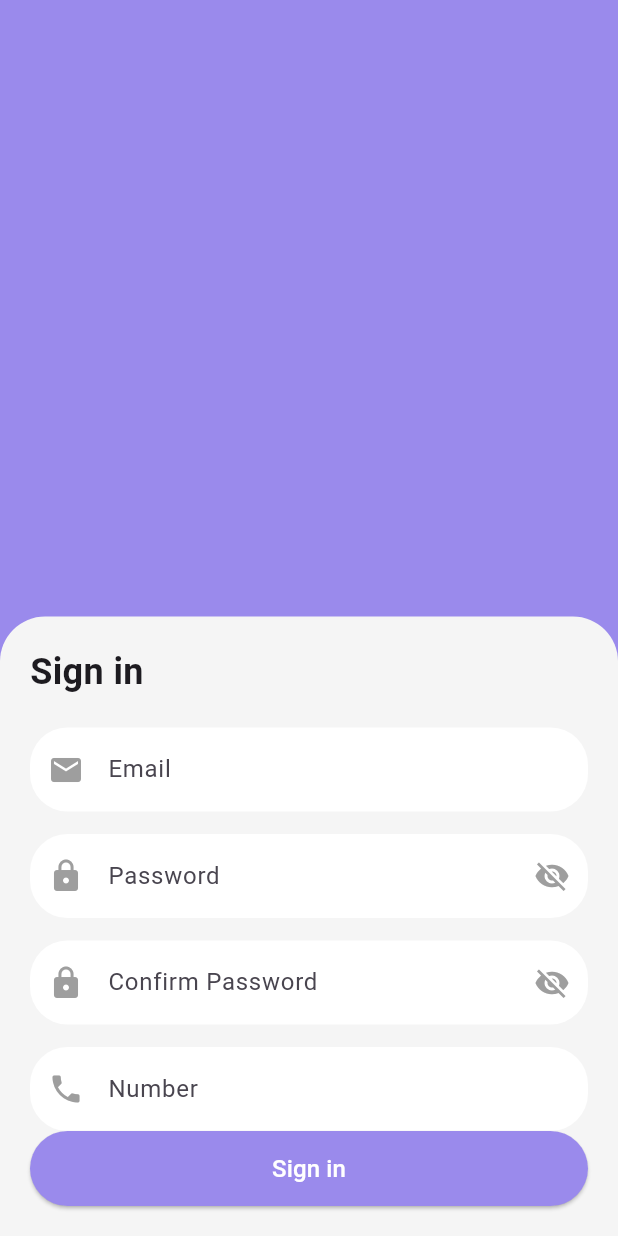
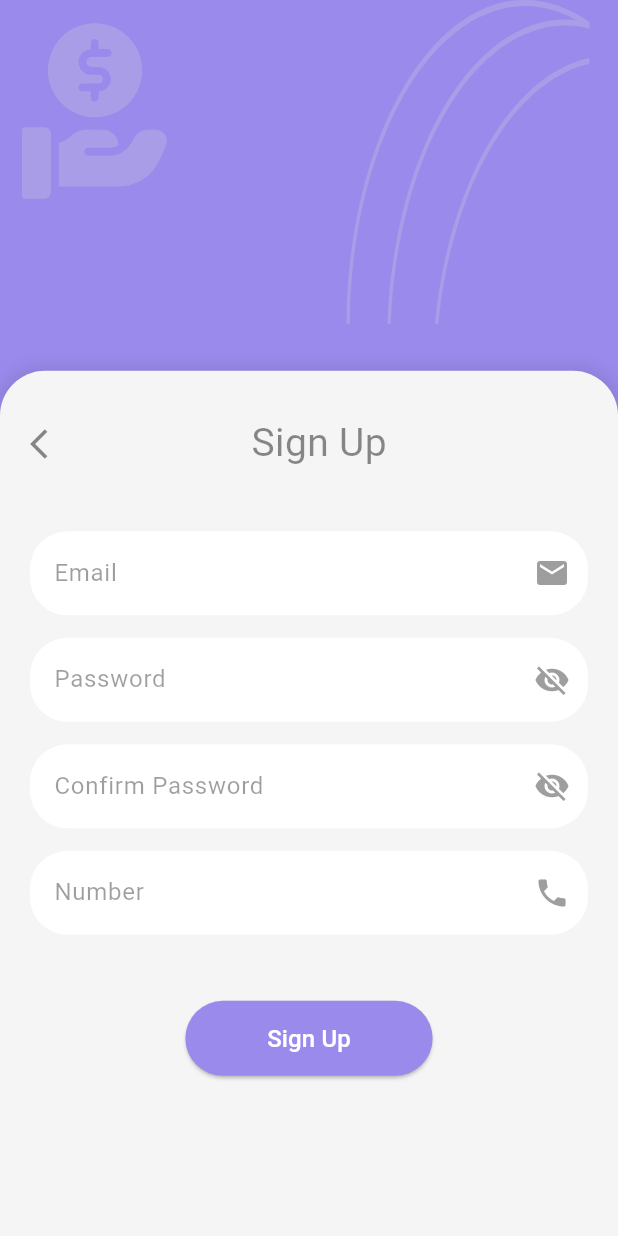
Before and after one commit to ali-cr7/salvest-app, a Flutter app: the screen it shows after launch, after a tap on an icon or button, on a phone screen of 412 x 824 dp. Run offline on Flutter 3.47's test engine with Material 3 defaults, Android fonts, the phone set to English and light mode, and no system bars; our stand-ins replace carousel_slider, flutter_svg, flutter_zoom_drawer, go_router, google_fonts.

Commit message:
authentication screens

```diff
--- a/lib/presentation/auth/login_view.dart
+++ b/lib/presentation/auth/login_view.dart
@@ -29,9 +29,7 @@ class LoginView extends StatelessWidget {
             bottom: 0,
             child: SizedBox(
               width: MediaQuery.of(context).size.width,
-              height:
-                  MediaQuery.of(context).size.height *
-                  0.55, // 50% of screen height
+              height: MediaQuery.of(context).size.height * 0.55,
               child: Container(
                 padding: const EdgeInsets.symmetric(
                   horizontal: 20,
@@ -64,8 +62,8 @@ class LoginView extends StatelessWidget {
                     /// Password Input
                     const CustomTextField(
                       hintText: "Password",
-                      icon: Icons.lock_outline,
-                      isPassword: true,
+                      icon: Icons.visibility_off,
+                      //  isPassword: true,
                     ),
 
                     /// Forget Password
--- a/lib/presentation/auth/signup_view.dart
+++ b/lib/presentation/auth/signup_view.dart
@@ -1,7 +1,10 @@
 import 'package:flutter/material.dart';
+import 'package:flutter_svg/svg.dart';
+import 'package:go_router/go_router.dart';
 import 'package:salvest_app/presentation/auth/widgets/custom_button.dart';
 import 'package:salvest_app/presentation/auth/widgets/custom_textfield.dart';
 import 'package:salvest_app/utility/app_colors.dart';
+import 'package:salvest_app/utility/router.dart';
 
 class SignUpView extends StatelessWidget {
   const SignUpView({super.key});
@@ -10,40 +13,101 @@ class SignUpView extends StatelessWidget {
   Widget build(BuildContext context) {
     return Scaffold(
       backgroundColor: AppColors.lightPurple,
-      body: SafeArea(
-        child: Column(
+      body: Stack(
         children: [
-            const Spacer(),
-            Container(
-              padding: const EdgeInsets.all(20),
+          Positioned(
+            top: 0,
+            child: SvgPicture.asset(
+              'assets/images/login_background.svg', // Ensure correct path
+              fit: BoxFit.contain,
+            ),
+          ),
+
+          Positioned(
+            bottom: 0,
+            child: SizedBox(
+              width: MediaQuery.of(context).size.width,
+              height: MediaQuery.of(context).size.height * 0.7,
+              child: Container(
+                padding: const EdgeInsets.symmetric(
+                  horizontal: 20,
+                  vertical: 30,
+                ),
                 decoration: BoxDecoration(
                   color: AppColors.background,
                   borderRadius: const BorderRadius.only(
                     topLeft: Radius.circular(30),
                     topRight: Radius.circular(30),
                   ),
+                  boxShadow: [
+                    BoxShadow(
+                      color: Colors.black.withOpacity(0.1),
+                      blurRadius: 10,
+                      spreadRadius: 2,
+                    ),
+                  ],
                 ),
                 child: Column(
                   crossAxisAlignment: CrossAxisAlignment.start,
                   children: [
-                  const Text("Sign in", style: TextStyle(fontSize: 24, fontWeight: FontWeight.bold)),
-                  const SizedBox(height: 20),
+                    Row(
+                      crossAxisAlignment: CrossAxisAlignment.center,
+                      children: [
+                        InkWell(
+                          onTap: () {
+                            GoRouter.of(context).push('/');
+                          },
+                          child: Icon(
+                            Icons.arrow_back_ios,
+                            color: AppColors.black46,
+                          ),
+                        ),
+                        SizedBox(
+                          width: MediaQuery.of(context).size.width * 0.3,
+                        ),
+
+                        const Text(
+                          "Sign Up",
+
+                          style: TextStyle(
+                            color: AppColors.black46,
+                            fontSize: 26,
+                            fontWeight: FontWeight.normal,
+                          ),
+                        ),
+                      ],
+                    ),
+                    const SizedBox(height: 40),
                     const CustomTextField(hintText: "Email", icon: Icons.email),
                     const SizedBox(height: 15),
-                  const CustomTextField(hintText: "Password", icon: Icons.lock, isPassword: true),
+                    const CustomTextField(
+                      hintText: "Password",
+                      icon: Icons.lock,
+                      isPassword: true,
+                    ),
                     const SizedBox(height: 15),
-                  const CustomTextField(hintText: "Confirm Password", icon: Icons.lock, isPassword: true),
+                    const CustomTextField(
+                      hintText: "Confirm Password",
+                      icon: Icons.lock,
+                      isPassword: true,
+                    ),
                     const SizedBox(height: 15),
-                  const CustomTextField(hintText: "Number", icon: Icons.phone),
+                    const CustomTextField(
+                      hintText: "Number",
+                      icon: Icons.phone,
+                    ),
+                    const SizedBox(height: 44),
                     CustomButton(
-                    text: "Sign in",
+                      text: "Sign Up",
                       onPressed: () {}, // Implement sign-up logic
                     ),
                   ],
                 ),
               ),
+            ),
+          ),
+
         ],
-        ),
       ),
     );
   }
--- a/lib/presentation/auth/widgets/custom_button.dart
+++ b/lib/presentation/auth/widgets/custom_button.dart
@@ -5,16 +5,13 @@ class CustomButton extends StatelessWidget {
   final String text;
   final VoidCallback onPressed;
 
-  const CustomButton({
-    super.key,
-    required this.text,
-    required this.onPressed,
-  });
+  const CustomButton({super.key, required this.text, required this.onPressed});
 
   @override
   Widget build(BuildContext context) {
-    return SizedBox(
-      width: double.infinity,
+    return Center(
+      child: SizedBox(
+        width: MediaQuery.of(context).size.width * 0.4,
         height: 50,
         child: ElevatedButton(
           style: ElevatedButton.styleFrom(
@@ -24,7 +21,11 @@ class CustomButton extends StatelessWidget {
             ),
           ),
           onPressed: onPressed,
-        child: Text(text, style: TextStyle(color: Colors.white, fontSize: 16)),
+          child: Text(
+            text,
+            style: TextStyle(color: Colors.white, fontSize: 16),
+          ),
+        ),
       ),
     );
   }
--- a/lib/presentation/auth/widgets/custom_textfield.dart
+++ b/lib/presentation/auth/widgets/custom_textfield.dart
@@ -19,10 +19,12 @@ class CustomTextField extends StatelessWidget {
       obscureText: isPassword,
       decoration: InputDecoration(
         hintText: hintText,
-        prefixIcon: Icon(icon, color: Colors.grey),
-        suffixIcon: isPassword
-            ? Icon(Icons.visibility_off, color: Colors.grey)
-            : null,
+        hintStyle: TextStyle(color: AppColors.black38),
+        // prefixIcon: Icon(icon, color: Colors.grey),
+        suffixIcon:
+            isPassword
+                ? Icon(Icons.visibility_off, color: Colors.grey)
+                : Icon(icon, color: Colors.grey),
         filled: true,
         fillColor: AppColors.white,
         border: OutlineInputBorder(
```
Also changed, not shown: lib/presentation/auth/forgot_password_view.dart (+59 -11 lines), lib/presentation/auth/reset_password_view.dart (+73 -12 lines). Lines whose indentation alone changed are shown as unchanged.
